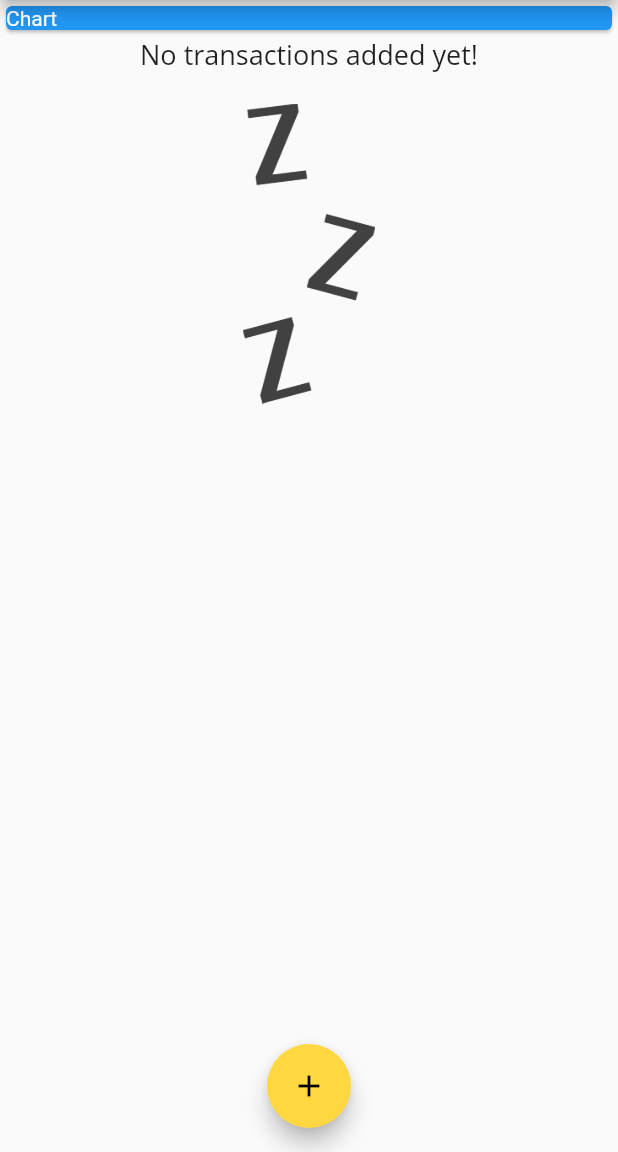
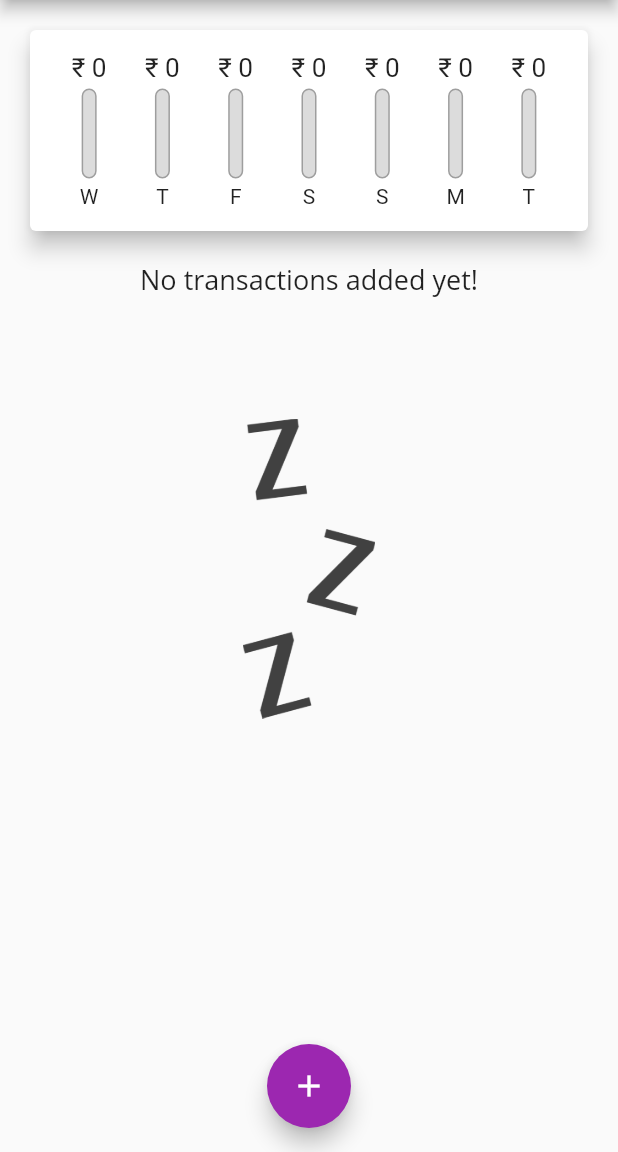
Before and after one commit to abhi-2000/Personal-Expenses-Tracker, a Flutter app: the screen it shows after launch, on a phone screen of 412 x 824 dp, the part 84-1236 px from its top. Run offline on Flutter 3.47's test engine with Material 2 defaults, Android fonts, the phone set to English and light mode, and no system bars.

Commit message:
improved ui and deleting any traction and selecting particular date added

```diff
--- a/lib/main.dart
+++ b/lib/main.dart
@@ -1,7 +1,12 @@
 import 'package:flutter/material.dart';
+import 'package:personal_expenses/modules/transaction.dart';
+import 'package:personal_expenses/widgets/chart.dart';
 import 'package:personal_expenses/widgets/new_transaction.dart';
 import 'package:personal_expenses/widgets/transaction_list.dart';
+import 'modules/transaction.dart';
 
+import 'modules/transaction.dart';
+import 'modules/transaction.dart';
 import 'modules/transaction.dart';
 
 void main() {
@@ -15,9 +20,11 @@ class MyApp extends StatelessWidget {
       title: 'Flutter Demo',
       theme: ThemeData(
           primarySwatch: Colors.purple,
-        accentColor: Colors.amberAccent,
           fontFamily: 'Quicksand',
-        textTheme: ThemeData.light().textTheme.copyWith(
+          textTheme: ThemeData
+              .light()
+              .textTheme
+              .copyWith(
               title: TextStyle(fontFamily: 'OpenSans', fontSize: 18)),
           appBarTheme: AppBarTheme(
               textTheme: ThemeData
@@ -25,7 +32,7 @@ class MyApp extends StatelessWidget {
                   .textTheme
                   .copyWith(
                   title: TextStyle(fontFamily: 'OpenSans', fontSize: 20,
-                    fontWeight: FontWeight.bold)))),home
+                      fontWeight: FontWeight.bold)))), home
         :
     MyHomePage
       (
@@ -43,7 +50,8 @@ class MyHomePage extends StatefulWidget {
 }
 
 class _MyHomePageState extends State<MyHomePage> {
-  final List<Transaction> _userTransaction = [
+
+  final List<Transaction> _userTransaction = [];
     // Transaction(
     //   id: 't1',
     //   title: 'New Shoes',
@@ -56,16 +64,32 @@ class _MyHomePageState extends State<MyHomePage> {
     //   amount: 16.53,
     //   date: DateTime.now(),
     // )
-  ];
+List<Transaction> get _recentTransactions {
+    return _userTransaction.where((tx) {
+      return tx.date.isAfter(
+        DateTime.now().subtract(
+          Duration(days: 7),
+        ),
+      );
+    }).toList();
+}
 
-  void _addNewTransaction(String txTitle, double txAmount) {
+  void _addNewTransaction(String txTitle, double txAmount,DateTime choosenDate) {
     final newTx = Transaction(
         title: txTitle,
         amount: txAmount,
-        date: DateTime.now(),
+        date: choosenDate,
         id: DateTime.now().toString());
     setState(() {
       _userTransaction.add(newTx);
+    });
+  }
+
+  void _deleteTransaction(String id){
+  setState(() {
+    _userTransaction.removeWhere((tx){
+      return tx.id==id;
+    });
   });
   }
 
@@ -97,17 +121,8 @@ class _MyHomePageState extends State<MyHomePage> {
       body: SingleChildScrollView(
           child: Column(
               children: <Widget>[
-            Container(
-              width: double.infinity,
-              child: Card(
-                child: Text(
-                  'Chart',
-                  style: TextStyle(color: Colors.white),
-                ),
-                color: Colors.blue,
-              ),
-            ),
-            Transaction_list(_userTransaction),
+              Chart(_recentTransactions),
+          Transaction_list(_userTransaction,_deleteTransaction),
       ],
     ),
     ),
@@ -115,7 +130,8 @@ class _MyHomePageState extends State<MyHomePage> {
     floatingActionButton: FloatingActionButton(
     child: Icon(Icons.add),
     onPressed: () => {_startAddNewTransaction(context)},
-      ),
+    )
+    ,
     );
   }
 }
--- /dev/null
+++ b/lib/widgets/chart.dart
@@ -0,0 +1,60 @@
+import 'package:flutter/material.dart';
+import 'package:personal_expenses/modules/transaction.dart';
+import 'package:personal_expenses/widgets/chart_bar.dart';
+import '../modules/transaction.dart';
+import 'package:intl/intl.dart';
+import '../widgets/chart_bar.dart';
+
+class Chart extends StatelessWidget {
+  final List<Transaction> recentTransactions;
+
+  Chart(this.recentTransactions);
+
+  List<Map<String, Object>> get groupedTransactionValues {
+    return List.generate(7, (index) {
+      final weekDay = DateTime.now().subtract(
+        Duration(days: index),
+      );
+      double totalSum = 0.0;
+      for (int i = 0; i < recentTransactions.length; i++) {
+        if (recentTransactions[i].date.day == weekDay.day &&
+            recentTransactions[i].date.month == weekDay.month &&
+            recentTransactions[i].date.year == weekDay.year) {
+          totalSum = totalSum + recentTransactions[i].amount;
+        }
+      }
+      return {
+        'day': DateFormat.E().format(weekDay).substring(0, 1),
+        'amount': totalSum
+      };
+    }).reversed.toList();
+  }
+
+  double get totalSpending {
+    return groupedTransactionValues.fold(0.0, (sum, item){
+      return sum + (item['amount'] as double);
+    });
+  }
+
+  @override
+  Widget build(BuildContext context) {
+    print(groupedTransactionValues);
+    return Card(
+      elevation: 6,
+      margin: EdgeInsets.all(20),
+      child: Padding(
+        padding: EdgeInsets.all(15),
+        child: Row(
+          mainAxisAlignment: MainAxisAlignment.spaceAround,
+          children: groupedTransactionValues.map((data) {
+            return Flexible(
+              fit: FlexFit.tight,
+              child: ChartBar(data['day'] as String, data['amount'] as double,
+                  totalSpending==0.0? 0.0:(data['amount'] as double) / totalSpending),
+            );
+          }).toList(),
+        ),
+      ),
+    );
+  }
+}
--- /dev/null
+++ b/lib/widgets/chart_bar.dart
@@ -0,0 +1,51 @@
+import 'package:flutter/cupertino.dart';
+import 'package:flutter/material.dart';
+
+class ChartBar extends StatelessWidget {
+  final String label;
+  final double spendingAmount;
+  final double spendingPctOfTotal;
+
+  ChartBar(this.label, this.spendingAmount, this.spendingPctOfTotal);
+
+  @override
+  Widget build(BuildContext context) {
+    return Column(
+      children: [
+        Container(
+            height:20,
+            child: FittedBox(child: Text('₹ ${spendingAmount.toStringAsFixed(0)}'))),
+        SizedBox(
+          height: 4,
+        ),
+        Container(
+          height: 60,
+          width: 10,
+          child: Stack(
+            children: [
+              Container(
+                decoration: BoxDecoration(
+                  border: Border.all(color: Colors.grey, width: 1.0),
+                  color: Color.fromRGBO(220, 220, 220, 1),
+                  borderRadius: BorderRadius.circular(10),
+                ),
+              ),
+              FractionallySizedBox(
+                heightFactor: spendingPctOfTotal,
+                child: Container(
+                  decoration: BoxDecoration(
+                      color: Theme.of(context).primaryColor,
+                      borderRadius: BorderRadius.circular(10)),
+                ),
+              )
+            ],
+          ),
+        ),
+        SizedBox(
+          height: 4,
+        ),
+        Text(label),
+      ],
+    );
+  }
+}
```
Also changed, not shown: lib/widgets/new_transaction.dart (+46 -8 lines), lib/widgets/transaction_list.dart (+27 -35 lines). Lines whose indentation alone changed are shown as unchanged.
